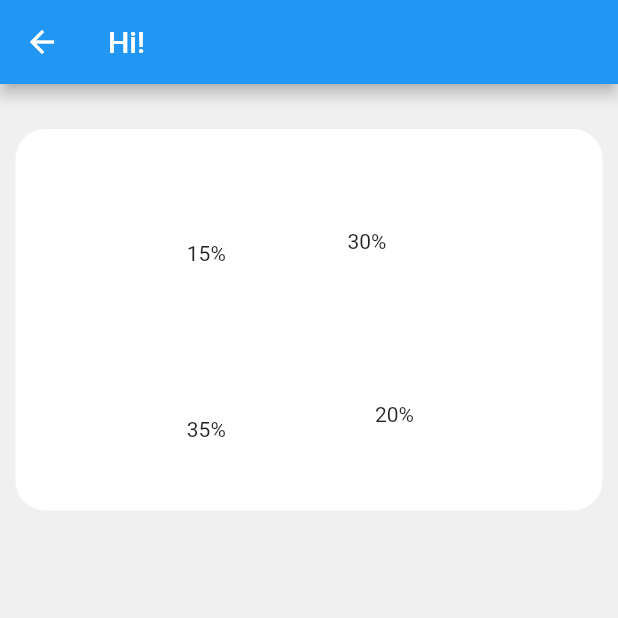
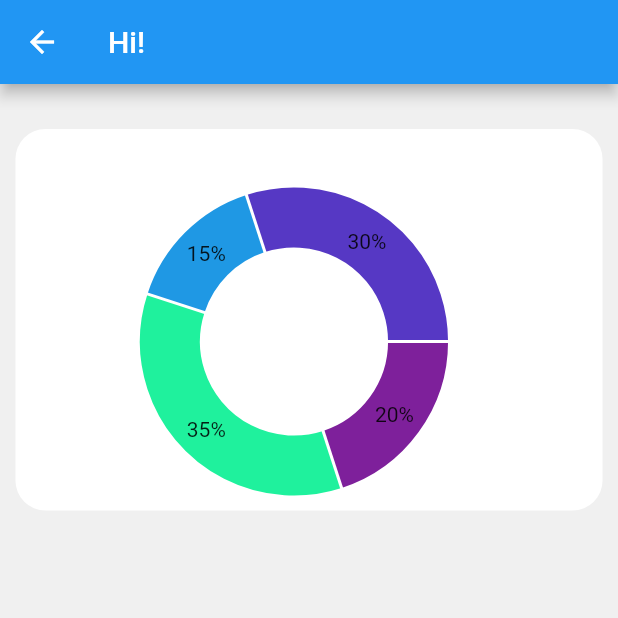
Before and after one commit to Lamb-Stack/PiFi, a Flutter app: the MyHomePage screen opened directly, on a phone screen of 412 x 824 dp, the top half of it. Run offline on Flutter 3.47's test engine with Material 2 defaults, Android fonts, the phone set to English and light mode, and no system bars; drawn by our look-alikes of fl_chart; our stand-ins replace currency_text_input_formatter, table_calendar.

Commit message:
colors 2.0

```diff
--- a/lib/pie_chart_data.dart
+++ b/lib/pie_chart_data.dart
@@ -6,21 +6,21 @@ List<PieChartSectionData> pieChartSectionData = [
   PieChartSectionData(
     value: 20,
     title: '20%',
-    color: Color(0x7e209b),
+    color: Color.fromARGB(255, 126, 32, 155),
   ),
   PieChartSectionData(
     value: 35,
     title: '35%',
-    color: Color(0x1ff19c),
+    color: Color.fromARGB(255, 31, 241, 157),
   ),
   PieChartSectionData(
     value: 15,
     title: '15%',
-    color: Color(0x1f9ae4),
+    color: Color.fromARGB(255, 31, 152, 228),
   ),
   PieChartSectionData(
     value: 30,
     title: '30%',
-    color: Color(0x5738c4),
+    color: Color.fromARGB(255, 86, 56, 196),
   ),
 ];
```
